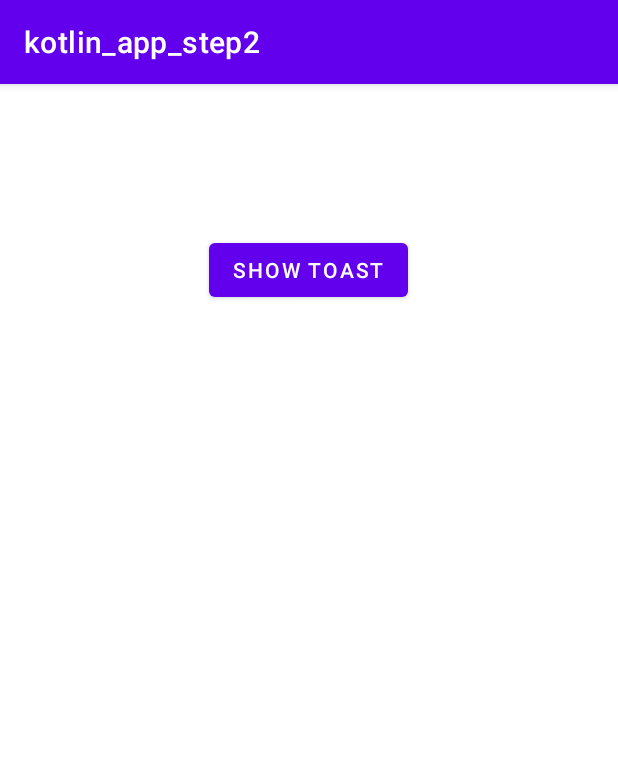
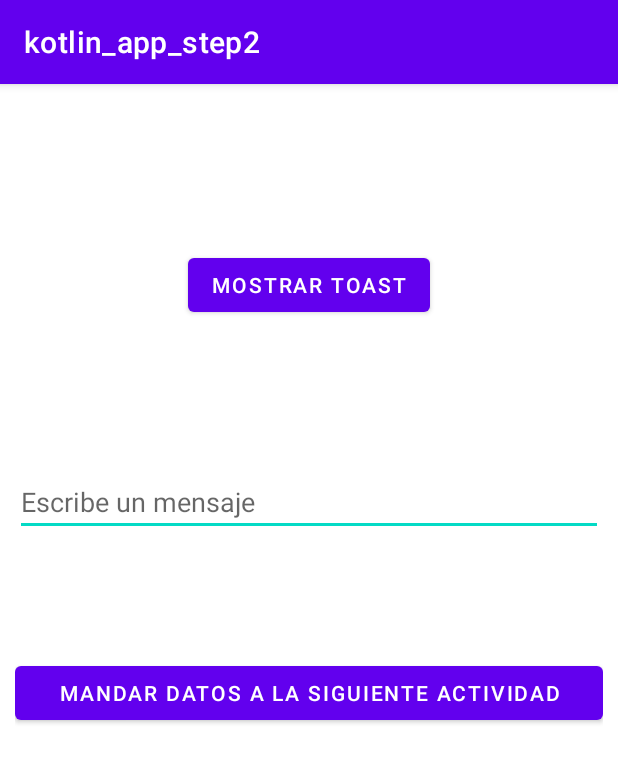
Before and after one commit to sadelcarpio/kotlin_app_step2, an Android app: the screen it shows after launch (MainActivity), on a phone screen of 412 x 824 dp. Shown: the top 763 px of the screen. Run offline under Robolectric (Android 15) with nearby library versions, the phone set to English and light mode, and no system bars.

```diff
--- a/app/src/main/java/com/sadelcarpio/kotlin_app_step2/MainActivity.kt
+++ b/app/src/main/java/com/sadelcarpio/kotlin_app_step2/MainActivity.kt
@@ -18,5 +18,11 @@ class MainActivity : AppCompatActivity() { //punto de entrada de la aplicación
             // (como si fuera un anuncio breve, toast message)
             Toast.makeText(this, "Button was clicked !", Toast.LENGTH_SHORT).show()
         }
+
+        btnSendMsgToNextActivity.setOnClickListener {
+            Toast.makeText(this, "Second Button was clicked !", Toast.LENGTH_SHORT).show()
+
+            val message: String = etUserMessage.text.toString() //convierte el texto ingresado a string
+        }
     }
 }
--- a/app/src/main/res/layout/activity_main.xml
+++ b/app/src/main/res/layout/activity_main.xml
@@ -5,8 +5,10 @@
     xmlns:tools="http://schemas.android.com/tools"
     android:layout_width="match_parent"
     android:layout_height="match_parent"
-    tools:context=".MainActivity">
+    tools:context=".MainActivity"
+    android:padding="10dp">
 
+    <!-- Padding establece los límites del layout (todos los bordes) -->
 
     <Button
         android:id="@+id/btnShowToast"
@@ -15,5 +17,29 @@
         android:layout_alignParentTop="true"
         android:layout_centerHorizontal="true"
         android:layout_marginTop="100dp"
-        android:text="Show Toast" />
+        android:text="Mostrar Toast" />
+
+
+    <!--se cambió text por hint -->
+    <!-- match_parent ajusta la dimensión al layout padre -->
+
+    <EditText
+        android:id="@+id/etUserMessage"
+        android:layout_width="match_parent"
+        android:layout_height="wrap_content"
+        android:layout_alignParentStart="true"
+        android:layout_alignParentTop="true"
+        android:layout_centerHorizontal="true"
+        android:layout_marginTop="246dp"
+        android:ems="10"
+        android:hint="Escribe un mensaje" />
+
+    <Button
+        android:id="@+id/btnSendMsgToNextActivity"
+        android:layout_width="match_parent"
+        android:layout_height="wrap_content"
+        android:layout_alignParentBottom="true"
+        android:layout_centerHorizontal="true"
+        android:layout_marginBottom="328dp"
+        android:text="Mandar Datos a la Siguiente Actividad" />
 </RelativeLayout>
```
